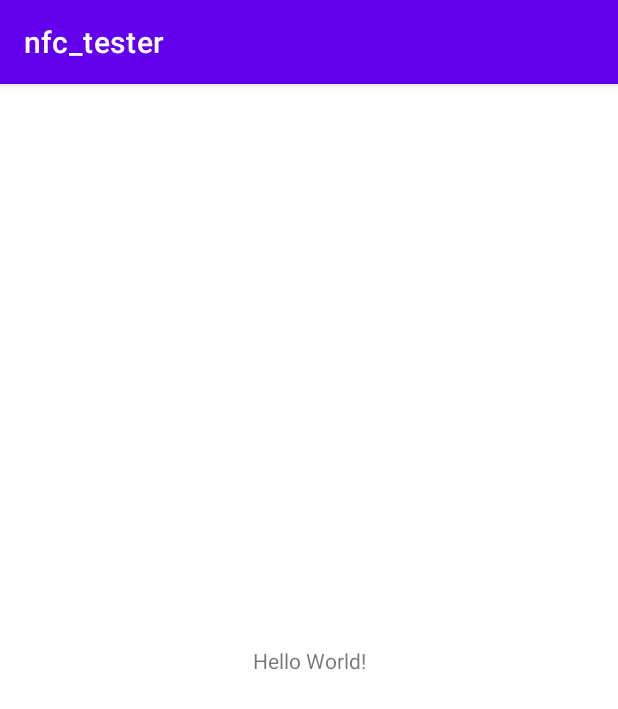
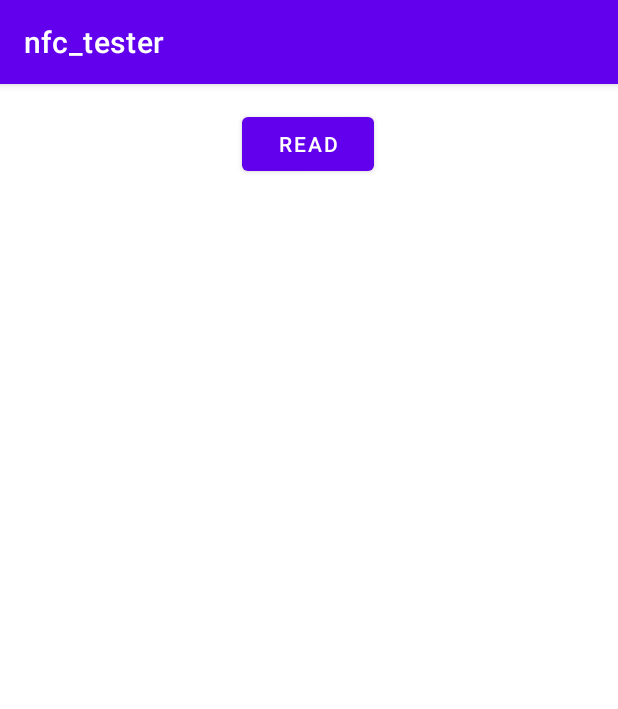
Before and after one commit to Forest0923/nfc_tester, an Android app: the screen it shows after launch (MainActivity), on a phone screen of 412 x 824 dp. Shown: the top 709 px of the screen. Run offline under Robolectric (Android 15) with nearby library versions, the phone set to English and light mode, and no system bars.

```diff
--- a/app/src/main/res/layout/activity_main.xml
+++ b/app/src/main/res/layout/activity_main.xml
@@ -6,13 +6,14 @@
     android:layout_height="match_parent"
     tools:context=".MainActivity">
 
-    <TextView
+    <Button
+        android:id="@+id/button"
         android:layout_width="wrap_content"
         android:layout_height="wrap_content"
-        android:text="Hello World!"
-        app:layout_constraintBottom_toBottomOf="parent"
+        android:layout_marginTop="16dp"
+        android:text="@string/read"
         app:layout_constraintEnd_toEndOf="parent"
+        app:layout_constraintHorizontal_bias="0.498"
         app:layout_constraintStart_toStartOf="parent"
         app:layout_constraintTop_toTopOf="parent" />
-
 </androidx.constraintlayout.widget.ConstraintLayout>
--- a/app/src/main/res/values/strings.xml
+++ b/app/src/main/res/values/strings.xml
@@ -1,3 +1,4 @@
 <resources>
     <string name="app_name">nfc_tester</string>
+    <string name="read">read</string>
 </resources>
```
Also changed, not shown: app/src/main/AndroidManifest.xml (+9 -7 lines), app/src/main/java/com/example/nfc_tester/MainActivity.kt (+46 -0 lines), app/src/main/java/com/example/nfc_tester/ReadActivity.kt (added, +13 -0 lines), app/src/main/res/layout/activity_read.xml (added, +9 -0 lines).
